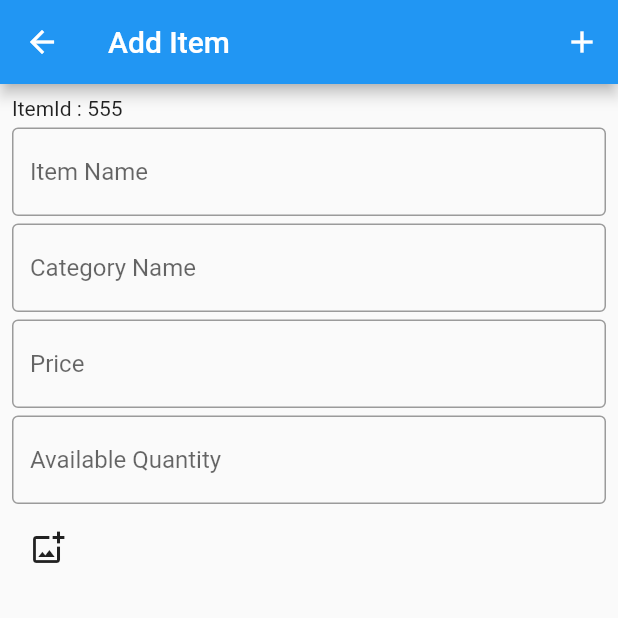
After one commit to abdullac/cafe-menu-flutter-app, a Flutter app: the PageAddItem screen opened directly, after a tap on the "add" icon, on a phone screen of 412 x 824 dp, the top half of it. The commit adds this screen. Run offline on Flutter 3.47's test engine with Material 2 defaults, Android fonts, the phone set to English and light mode, and no system bars; our stand-ins replace firebase_core, firebase_database, freezed_annotation; accounts and stored records are empty.

Commit message:
created add items page - connect to firebase

```diff
--- /dev/null
+++ b/lib/admin/ui/page_add_item.dart
@@ -0,0 +1,183 @@
+import 'package:cafemenu_app/core/model/product/product_model.dart';
+import 'package:cafemenu_app/ui/pages/home_page/page_home.dart';
+import 'package:firebase_database/firebase_database.dart';
+import 'package:flutter/material.dart';
+
+class PageAddItem extends StatelessWidget {
+  PageAddItem({Key? key}) : super(key: key);
+
+  TextEditingController itemNameEditingController = TextEditingController();
+  TextEditingController categoryNameEditingController = TextEditingController();
+  TextEditingController priceEditingController = TextEditingController();
+  TextEditingController availableQtyEditingController = TextEditingController();
+
+  @override
+  Widget build(BuildContext context) {
+    int newItemId = getNewItemId();
+    return Scaffold(
+        appBar: AppBar(
+          title: const Text("Add Item"),
+          actions: [
+            IconButton(
+              onPressed: () async {
+                // AddItem page appbar add button
+                Map<String, dynamic>? productModelJson =
+                    createProdectModelItemJson(
+                  itemId: newItemId.toString(),
+                  itemName: itemNameEditingController.text,
+                  categoryName: categoryNameEditingController.text,
+                  price: priceEditingController.text,
+                  availableQuantity: availableQtyEditingController.text,
+                  verticalImageUrl: null,
+                );
+                if (productModelJson != null) {
+                  await addOrUpdateProductModelItemToFireBase(productModelJson);
+                } else {
+                  print("Somthing Wrong, may be any form field is empty");
+                }
+              },
+              icon: const Icon(Icons.add),
+            ),
+          ],
+        ),
+        body: SafeArea(
+          child: SingleChildScrollView(
+            child: Padding(
+              padding: const EdgeInsets.all(8.0),
+              child: Column(
+                crossAxisAlignment: CrossAxisAlignment.start,
+                children: [
+                  Text("ItemId : $newItemId"),
+                  const SizedBox(
+                    height: 5,
+                  ),
+                  TextField(
+                    controller: itemNameEditingController,
+                    decoration: const InputDecoration(
+                      border: OutlineInputBorder(),
+                      hintText: "Item Name",
+                    ),
+                  ),
+                  const SizedBox(
+                    height: 5,
+                  ),
+                  TextField(
+                    controller: categoryNameEditingController,
+                    decoration: const InputDecoration(
+                      border: OutlineInputBorder(),
+                      hintText: "Category Name",
+                    ),
+                  ),
+                  ////  Category type(platr/glass) - DropdownButton
+                  const SizedBox(
+                    height: 5,
+                  ),
+                  TextField(
+                    controller: priceEditingController,
+                    keyboardType: TextInputType.number,
+                    decoration: const InputDecoration(
+                      border: OutlineInputBorder(),
+                      hintText: "Price",
+                    ),
+                  ),
+                  const SizedBox(
+                    height: 5,
+                  ),
+                  TextField(
+                    controller: availableQtyEditingController,
+                    keyboardType: TextInputType.number,
+                    decoration: const InputDecoration(
+                      border: OutlineInputBorder(),
+                      hintText: "Available Quantity",
+                    ),
+                  ),
+                  const SizedBox(
+                    height: 5,
+                  ),
+                  IconButton(
+                    onPressed: () {
+                      // Image from gallery button
+                      // verticalImage & get Url
+                    },
+                    icon: const Icon(Icons.add_photo_alternate_outlined),
+                  ),
+                ],
+              ),
+            ),
+          ),
+        ));
+  }
+}
+
+int getNewItemId() {
+  /// get all itemId s Or last itemId from firbase
+  /// reate new itemId
+  return 555;
+}
+
+Map<String, dynamic>? createProdectModelItemJson({
+  required String itemId,
+  required String itemName,
+  required String categoryName,
+  required String price,
+  required String availableQuantity,
+  required String? verticalImageUrl,
+}) {
+  if ([
+    itemName,
+    categoryName,
+    price,
+    availableQuantity,
+  ].contains("")) {
+    print("please fill all Fields");
+    return null;
+  } else {
+    return ProductModel(
+            itemId: int.parse(itemId),
+            itemName: itemName,
+            categoryName: categoryName,
+            itemPrice: double.parse(price),
+            itemType: ItemType.plate,
+            availableQty: int.parse(availableQuantity),
+            verticalImageUrl: verticalImageUrl)
+        .toJson();
+  }
+}
+
+addOrUpdateProductModelItemToFireBase(
+    Map<String, dynamic> productModelJson) async {
+  DatabaseReference firebaseRef = FirebaseDatabase.instance.ref();
+  // dynamic getProductModelListFromFirebase;
+  // await firebaseRef.child("cafeMenu/menuCard/itemsSample").get().then((value) {
+  //   getProductModelListFromFirebase = value.value;
+  // });
+  // getProductModelListFromFirebase.add(productModelJson);
+  final getproductModelListObjet =
+      await firebaseRef.child("cafeMenu/menuCard/itemsSample").get();
+  // List<int> keyList = [];
+  // int baseIndex = 0;
+  // int tempkey = 0;
+  var lastPositionSnapshort = getproductModelListObjet.children.last.key as String;
+  int newPosition = int.parse(lastPositionSnapshort)+1;
+  // forEach((element) {
+  //   if (element.key != null) {
+  //     keyList.add(int.parse(element.key!));
+  //   }
+  //   if (keyList.length < 1) {
+  //     for (baseIndex; baseIndex < keyList.length - 1; baseIndex++) {
+  //       for (int subIndex = 1; subIndex < keyList.length; subIndex++) {
+  //         if (keyList[baseIndex] < keyList[subIndex]) {
+  //           tempkey = keyList[subIndex]+1;
+  //         }
+  //       }
+  //     }
+  //   } else if (keyList.length == 1) {
+  //     tempkey = keyList[0]+1;
+  //   } else {
+  //     tempkey = 0;
+  //   }
+  // });
+  await firebaseRef
+      .child("cafeMenu/menuCard/itemsSample/$newPosition")
+      .set(productModelJson);
+}
--- a/lib/core/model/customer/customer_model.dart
+++ b/lib/core/model/customer/customer_model.dart
@@ -21,6 +21,9 @@ class CustomerModel with _$CustomerModel {
     bool? isPaid,
     bool? isTakeNow,
     bool? isOrderConfirmed,
+    String? customerFeadback,
+    String? customerSuggession,
+    bool? recievedAllItems,
   }) = _CustomerModel;
 
   factory CustomerModel.fromJson(Map<String, dynamic> json) =>
--- a/lib/core/model/product/product_model.dart
+++ b/lib/core/model/product/product_model.dart
@@ -31,3 +31,6 @@ enum ItemType {
   plate,
   glass,
 }
+
+
+/// customerSuggession - customer needs/required with order
--- a/lib/main.dart
+++ b/lib/main.dart
@@ -1,3 +1,4 @@
+import 'package:cafemenu_app/admin/ui/page_add_item.dart';
 import 'package:cafemenu_app/ui/pages/home_page/page_home.dart';
 import 'package:flutter/material.dart';
 
@@ -22,8 +23,9 @@ class MyApp extends StatelessWidget {
       theme: ThemeData(
         primarySwatch: Colors.blue,
       ),
-      home: const Scaffold(
+      home:  Scaffold(
         body: PageHome(),
+        // body: PageAddItem(),
       ),
     );
   }
```
Also changed, not shown: lib/core/model/customer/customer_model.freezed.dart, lib/core/model/customer/customer_model.g.dart, lib/utils/constants/icons.dart (added), lib/utils/constants/image_links.dart (added).
